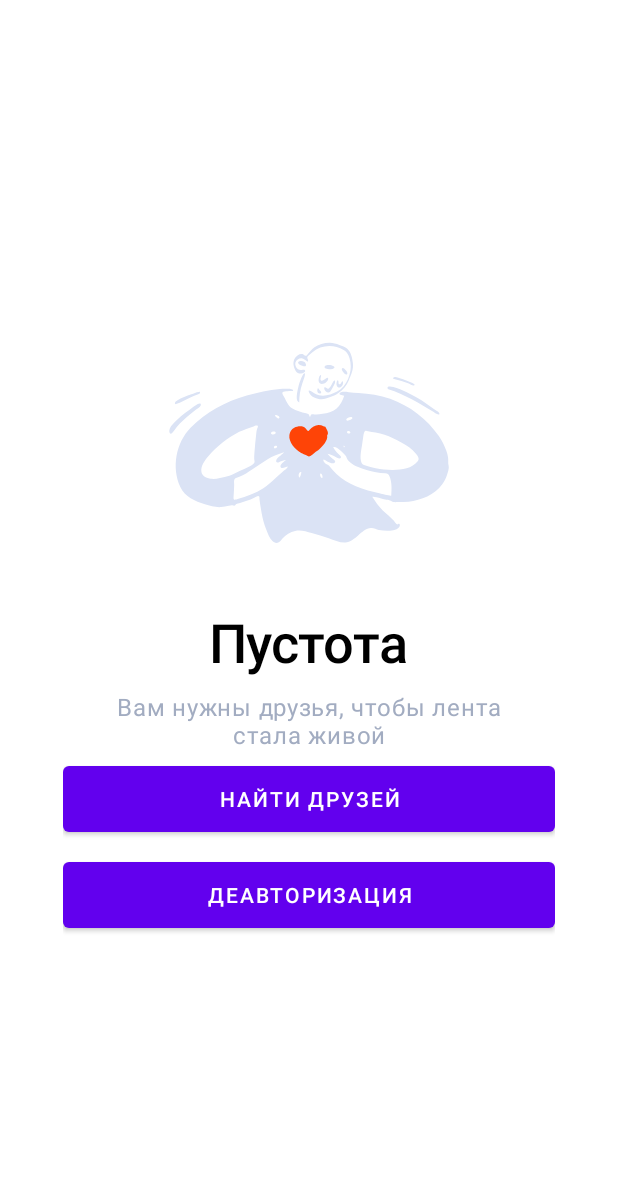
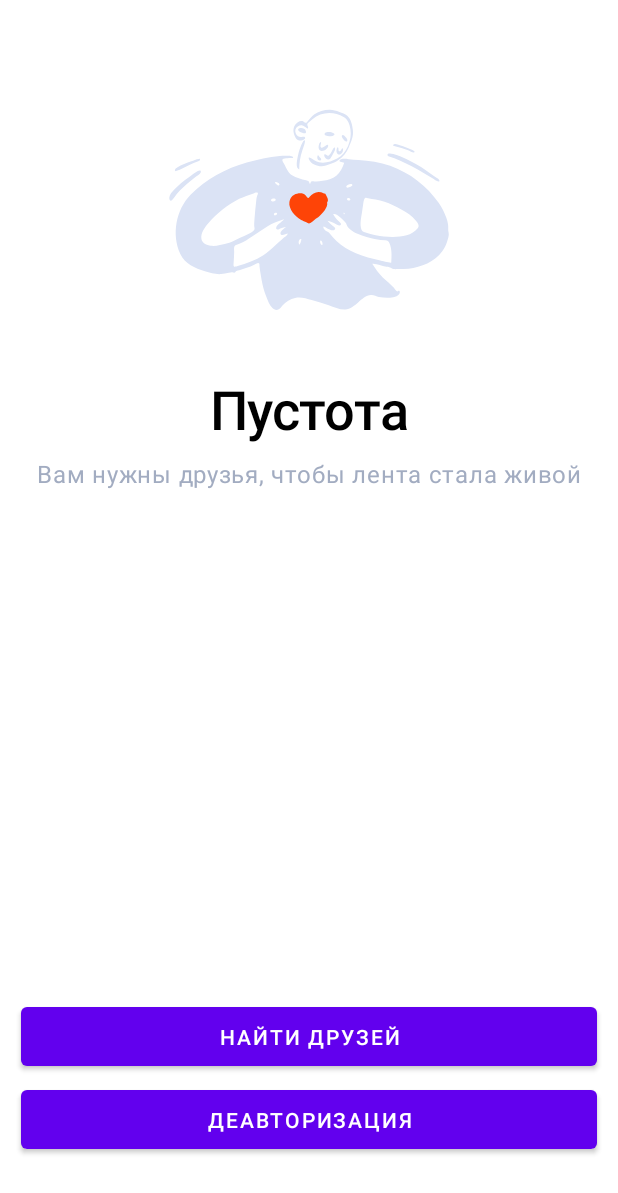
Before and after one commit to sonulen/workspace_social_network, an Android app: the FeedFragment screen opened through its navigation route, on a phone screen of 412 x 824 dp. Shown: the top 1193 px of the screen. Run offline under Robolectric (Android 15) with nearby library versions, the phone set to English and light mode, and no system bars; 1 statement that could not run was skipped.

Commit message:
[Review] Переделал верстку Feed экрана на constraint'ы

```diff
--- a/app/src/main/res/layout/feed_fragment.xml
+++ b/app/src/main/res/layout/feed_fragment.xml
@@ -5,57 +5,87 @@
     android:layout_width="match_parent"
     android:layout_height="match_parent">
 
-    <LinearLayout
+    <androidx.constraintlayout.widget.Guideline
+        android:id="@+id/guideline_top"
         android:layout_width="wrap_content"
         android:layout_height="wrap_content"
-        android:gravity="center"
+        android:orientation="horizontal"
+        app:layout_constraintGuide_begin="0dp" />
+
+    <androidx.constraintlayout.widget.Guideline
+        android:id="@+id/guideline_bottom"
+        android:layout_width="wrap_content"
+        android:layout_height="wrap_content"
+        android:orientation="horizontal"
+        app:layout_constraintGuide_end="48dp" />
+
+    <androidx.constraintlayout.widget.Guideline
+        android:id="@+id/guideline_left"
+        android:layout_width="wrap_content"
+        android:layout_height="wrap_content"
         android:orientation="vertical"
-        app:layout_constraintBottom_toBottomOf="parent"
+        app:layout_constraintGuide_begin="14dp" />
+
+    <androidx.constraintlayout.widget.Guideline
+        android:id="@+id/guideline_right"
+        android:layout_width="wrap_content"
+        android:layout_height="wrap_content"
+        android:orientation="vertical"
+        app:layout_constraintGuide_end="14dp" />
+
+    <ImageView
+        android:id="@+id/welcome_image"
+        android:layout_width="wrap_content"
+        android:layout_height="wrap_content"
+        android:layout_marginTop="40dp"
         app:layout_constraintEnd_toEndOf="parent"
         app:layout_constraintHorizontal_bias="0.5"
         app:layout_constraintStart_toStartOf="parent"
-        app:layout_constraintTop_toTopOf="parent">
-
-        <ImageView
-            android:id="@+id/welcome_image"
-            android:layout_width="200dp"
-            android:layout_height="200dp"
+        app:layout_constraintTop_toTopOf="@+id/guideline_top"
         app:srcCompat="@drawable/image_welcome_illustration"
         tools:ignore="ContentDescription" />
 
     <TextView
         android:id="@+id/hello_text_view"
-            android:layout_width="wrap_content"
-            android:layout_height="wrap_content"
+        android:textAppearance="@style/TextAppearance.App.H1"
+        style="@style/Widget.Workplaces.TextView"
         android:text="@string/feed_is_empty_message"
-            android:layout_margin="8dp"
-            style="@style/TextAppearance.App.H1" />
+        app:layout_constraintEnd_toEndOf="parent"
+        app:layout_constraintHorizontal_bias="0.5"
+        app:layout_constraintEnd_toStartOf="@+id/guideline_right"
+        app:layout_constraintStart_toStartOf="@+id/guideline_left"
+        app:layout_constraintTop_toBottomOf="@+id/welcome_image" />
 
     <TextView
         android:id="@+id/secondary_hello_text_view"
-            android:layout_width="273dp"
-            android:layout_height="wrap_content"
         android:gravity="center"
         android:text="@string/feed_is_empty_message_second"
-            style="@style/TextAppearance.App.BodyL" />
+        android:textAppearance="@style/TextAppearance.App.BodyL"
+        style="@style/Widget.Workplaces.TextView"
+        app:layout_constraintEnd_toEndOf="parent"
+        app:layout_constraintHorizontal_bias="0.5"
+        app:layout_constraintEnd_toStartOf="@+id/guideline_right"
+        app:layout_constraintStart_toStartOf="@+id/guideline_left"
+        app:layout_constraintTop_toBottomOf="@+id/hello_text_view" />
 
     <Button
         android:id="@+id/btn_find_friends"
-            android:layout_width="328dp"
-            android:layout_height="56dp"
-            android:layout_marginTop="15dp"
         android:text="@string/button_find_friends"
-            android:layout_marginVertical="4dp"
-            android:theme="@style/Widget.Workplaces.Button" />
+        style="@style/Widget.Workplaces.Button"
+        app:layout_constraintBottom_toTopOf="@+id/btn_deauth"
+        app:layout_constraintEnd_toEndOf="parent"
+        app:layout_constraintHorizontal_bias="0.5"
+        app:layout_constraintEnd_toStartOf="@+id/guideline_right"
+        app:layout_constraintStart_toStartOf="@+id/guideline_left" />
 
     <Button
         android:id="@+id/btn_deauth"
-            android:layout_width="328dp"
-            android:layout_height="56dp"
-            android:layout_marginTop="15dp"
         android:text="@string/button_deauthorization"
-            android:layout_marginVertical="4dp"
-            android:theme="@style/Widget.Workplaces.Button" />
+        style="@style/Widget.Workplaces.Button"
+        app:layout_constraintBottom_toTopOf="@+id/guideline_bottom"
+        app:layout_constraintEnd_toEndOf="parent"
+        app:layout_constraintHorizontal_bias="0.5"
+        app:layout_constraintEnd_toStartOf="@+id/guideline_right"
+        app:layout_constraintStart_toStartOf="@+id/guideline_left" />
 
-    </LinearLayout>
 </androidx.constraintlayout.widget.ConstraintLayout>
--- a/app/src/main/res/layout/welcome_fragment.xml
+++ b/app/src/main/res/layout/welcome_fragment.xml
@@ -67,7 +67,6 @@
 
     <Button
         android:id="@+id/button_login"
-        android:layout_height="wrap_content"
         android:text="@string/button_login"
         style="@style/Widget.Workplaces.SolidButton"
         app:layout_constraintBottom_toTopOf="@+id/btn_register_by_mail"
@@ -78,7 +77,6 @@
 
     <Button
         android:id="@+id/btn_register_by_mail"
-        android:layout_height="wrap_content"
         android:text="@string/button_register_by_mail"
         style="@style/Widget.Workplaces.Button"
         app:layout_constraintBottom_toTopOf="@+id/guideline_bottom"
```
Lines whose indentation alone changed are shown as unchanged.
